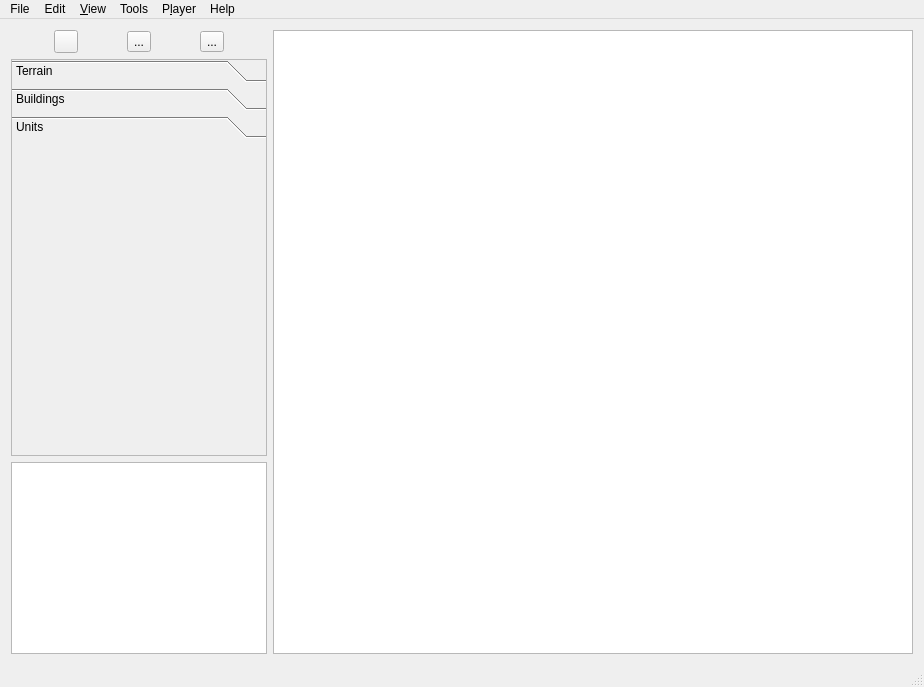
Before: the Qt Designer form MapEditor/mainwindow.ui in projectdelphai/ECS160_MapEditor, drawn with Qt 5.
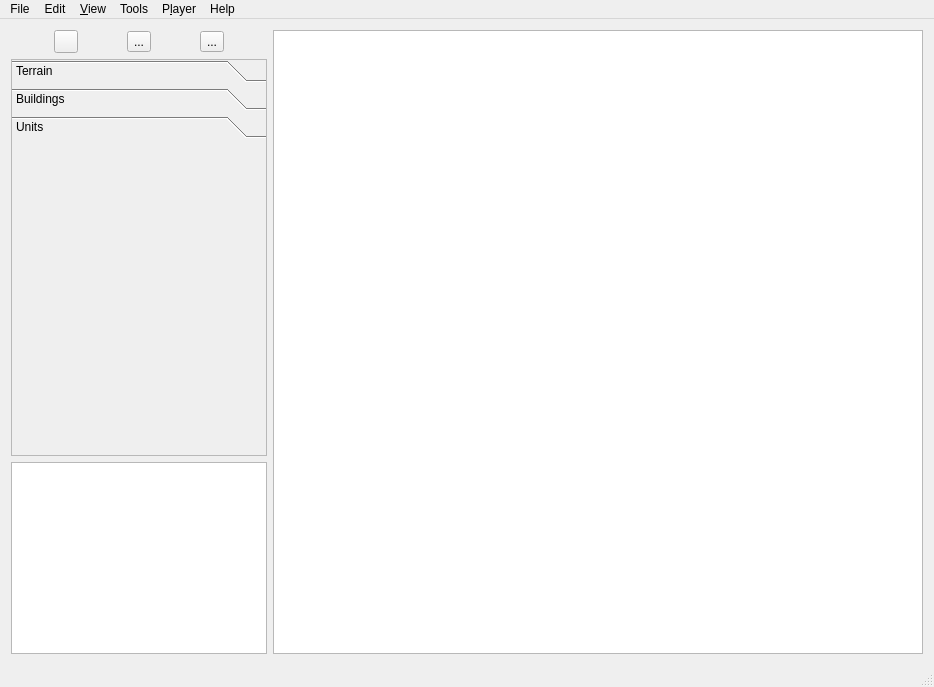
After: the same form once the commit is applied. The open tabs and pages were chosen to show the change. Icons and pictures are not drawn.

Commit message: Update buttons + shortcuts

```diff
--- a/MapEditor/mainwindow.ui
+++ b/MapEditor/mainwindow.ui
@@ -6,7 +6,7 @@
    <rect>
     <x>0</x>
     <y>0</y>
-    <width>800</width>
+    <width>934</width>
     <height>687</height>
    </rect>
   </property>
@@ -165,7 +165,7 @@
     <rect>
      <x>0</x>
      <y>0</y>
-     <width>800</width>
+     <width>934</width>
      <height>22</height>
     </rect>
    </property>
```
Left out of the diff: 14 changed lines with no effect on the pictures. The commit also changes 2 other files.
